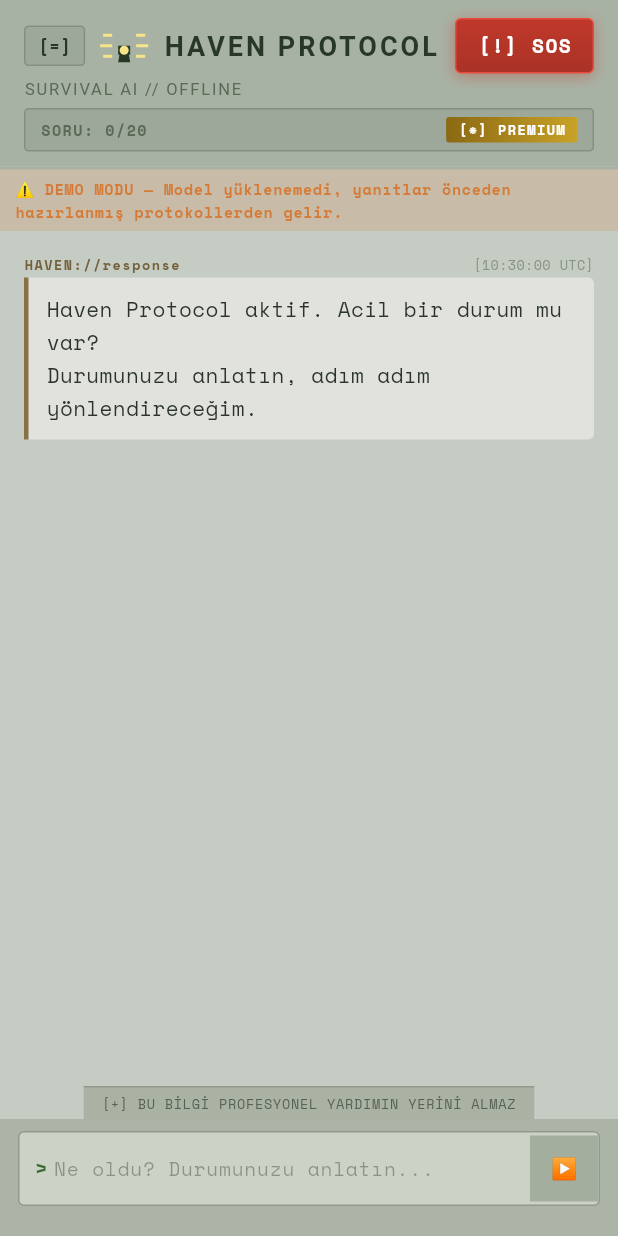
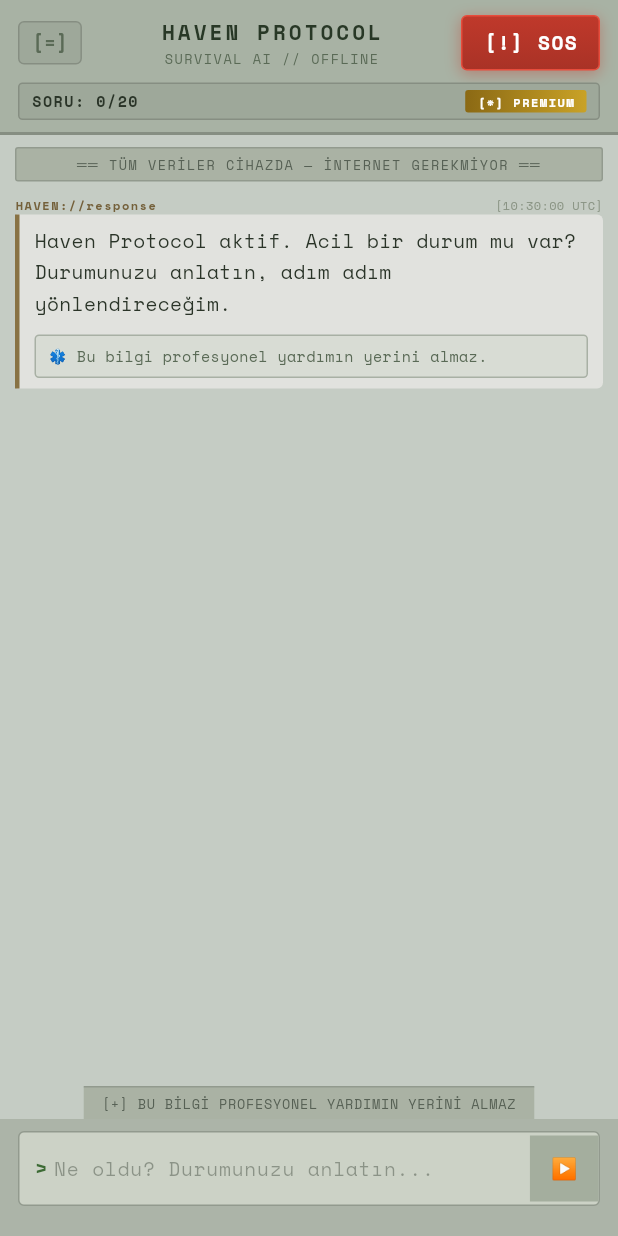
Before and after one commit to ocean1976/survival-sentinel, a Flutter app: the ChatScreen screen opened directly, on a phone screen of 412 x 824 dp. Run offline on Flutter 3.47's test engine with Material 3 defaults, Android fonts, the phone set to English and light mode, and no system bars; our stand-ins replace connectivity_plus, shared_preferences; missing offline and left inert: llama_cpp_dart; accounts and stored records are empty.

Commit message:
fix: Chat UI aligned to docs/chat_screen_design.jsx mockup
Two user complaints after the last build:
1. Default demo mode still showed a "Model yüklenemedi" banner, making
   the intended default look like a failure.
2. The chat layout didn't match the JSX mockups.

Changes:

- Mock banner now only appears when the user explicitly tried real AI
  and it failed (_mockFromFailure flag). Default mock launches look
  identical to a normal chat — no banner, no warning framing.

- Chat header rebuilt to match the mockup exactly:
  * Removed the lighthouse icon from the header (it was on the wrong
    screen — the mockup keeps only [=] + centered title + [!] SOS)
  * Title column is now centered with a tight 14px HAVEN PROTOCOL
    over 9px SURVIVAL AI // OFFLINE subtitle
  * Header has a 2px bottom border baked into the container so the
    separate divider widget is gone
  * [=] settings button is always visible (not hidden in bunker mode)

- Chat area gains an offline banner matching the JSX:
  "══ TÜM VERİLER CİHAZDA — İNTERNET GEREKMİYOR ══"
  rendered as the first list item so it scrolls with the history.

- Message labels tightened to 8px, timestamps 8px, body 13px with 1.6
  line-height — matches the JSX compact terminal vibe.

- StructuredResponse rewritten to match each section in the mockup:
  * ▲ ACİL EYLEM is now a padded tinted card (light #F5E8E4 / dark
    #1A0C08 bg with matching border), not just a left border
  * » PROTOKOL steps padded more tightly, 01./02./… prefix bold
  * Horizontal divider line inserted between PROTOKOL and KRİTİK
    when both exist
  * ◆ KRİTİK warnings padded similarly
  * Every AI message now ends with an inline disclaimer card
    (⚕️ Bu bilgi profesyonel yardımın yerini almaz) and a trailing
    █ cursor glyph, exactly as the mockup specifies
  * Plain-text AI responses also get the disclaimer appended

- Info bar simplified — SOS active state renders label+timer inline
  on a single Expanded row so the width doesn't collapse at small
  font sizes.

- Dead _buildDivider() and unused lighthouse import removed.

flutter analyze: No issues found.
APK: 178 MB, built.

Co-Authored-By: Claude Opus 4.6 (1M context) <noreply@anthropic.com>

```diff
--- a/lib/screens/chat_screen.dart
+++ b/lib/screens/chat_screen.dart
@@ -7,7 +7,6 @@ import '../utils/prompt_builder.dart';
 import '../utils/strings.dart';
 import '../utils/theme.dart';
 import '../widgets/crt_overlay.dart';
-import '../widgets/lighthouse_icon.dart';
 import '../widgets/sos_confirm_dialog.dart';
 import '../widgets/structured_response.dart';
 import '../widgets/typing_text.dart';
@@ -33,6 +32,7 @@ class _ChatScreenState extends State<ChatScreen> {
   bool _isLoading = false;
   bool _isModelLoaded = false;
   bool _mockMode = false;
+  bool _mockFromFailure = false; // true only if user tried real AI and it failed
   bool _crashLoopDetected = false;
   String? _initError;
   final List<ChatMessage> _messages = [];
@@ -105,6 +105,7 @@ class _ChatScreenState extends State<ChatScreen> {
       setState(() {
         _isLoading = false;
         _initError = e.toString();
+        _mockFromFailure = true;
       });
     }
   }
@@ -306,8 +307,7 @@ class _ChatScreenState extends State<ChatScreen> {
                   child: Column(
                     children: [
                       _buildHeader(),
-                      _buildDivider(),
-                      if (_mockMode) _buildMockBanner(),
+                      if (_mockMode && _mockFromFailure) _buildMockBanner(),
                       Expanded(
                         child: _isModelLoaded
                             ? _buildChatArea()
@@ -458,19 +458,45 @@ class _ChatScreenState extends State<ChatScreen> {
       color: _theme.background,
       child: ListView.builder(
         controller: _scrollController,
-        padding: const EdgeInsets.all(16),
-        itemCount: _messages.length + (_isLoading ? 1 : 0),
+        padding: const EdgeInsets.fromLTRB(10, 8, 10, 10),
+        itemCount: _messages.length + (_isLoading ? 1 : 0) + 1,
         itemBuilder: (context, index) {
-          if (index == _messages.length) return _buildTypingIndicator();
-          final message = _messages[index];
+          if (index == 0) return _buildOfflineBanner();
+          final adjusted = index - 1;
+          if (adjusted == _messages.length) return _buildTypingIndicator();
+          final message = _messages[adjusted];
           return Padding(
-            key: ValueKey('msg_$index'),
-            padding: const EdgeInsets.only(bottom: 16),
+            key: ValueKey('msg_$adjusted'),
+            padding: const EdgeInsets.only(bottom: 10),
             child: message.isUser
                 ? _buildUserMessage(message)
                 : _buildAIResponse(message),
           );
         },
+      ),
+    );
+  }
+
+  Widget _buildOfflineBanner() {
+    return Padding(
+      padding: const EdgeInsets.only(bottom: 10),
+      child: Container(
+        width: double.infinity,
+        padding: const EdgeInsets.symmetric(horizontal: 8, vertical: 4),
+        decoration: BoxDecoration(
+          color: _theme.disclaimerBg,
+          border: Border.all(color: _theme.disclaimerBorder),
+          borderRadius: BorderRadius.circular(2),
+        ),
+        child: Text(
+          '══ TÜM VERİLER CİHAZDA — İNTERNET GEREKMİYOR ══',
+          textAlign: TextAlign.center,
+          style: TextStyle(
+            color: _theme.disclaimerText,
+            fontSize: 9,
+            letterSpacing: 1,
+          ),
+        ),
       ),
     );
   }
@@ -505,14 +531,19 @@ class _ChatScreenState extends State<ChatScreen> {
   Widget _buildHeader() {
     return AnimatedContainer(
       duration: _modeTransition,
+      decoration: BoxDecoration(
         color: _theme.headerBg,
-      padding: const EdgeInsets.fromLTRB(16, 12, 16, 10),
+        border: Border(
+          bottom: BorderSide(color: _theme.headerBorder, width: 2),
+        ),
+      ),
+      padding: const EdgeInsets.fromLTRB(12, 10, 12, 8),
       child: Column(
         crossAxisAlignment: CrossAxisAlignment.start,
         children: [
           Row(
+            crossAxisAlignment: CrossAxisAlignment.center,
             children: [
-              if (!_isBunker)
               GestureDetector(
                 onTap: _openSettings,
                 child: Container(
@@ -521,49 +552,49 @@ class _ChatScreenState extends State<ChatScreen> {
                   decoration: BoxDecoration(
                     color: _theme.surface,
                     border: Border.all(color: _theme.headerBorder),
-                      borderRadius: BorderRadius.circular(3),
+                    borderRadius: BorderRadius.circular(4),
                   ),
                   child: Text(
                     '[=]',
                     style: TextStyle(
-                        color: _theme.primary,
-                        fontSize: 12,
+                      color: _theme.textMuted,
+                      fontSize: 13,
                       fontWeight: FontWeight.bold,
                     ),
                   ),
                 ),
               ),
-              if (!_isBunker) const SizedBox(width: 10),
-              LighthouseIcon(color: _theme.primary),
-              const SizedBox(width: 10),
               Expanded(
-                child: AnimatedDefaultTextStyle(
-                  duration: _modeTransition,
+                child: Column(
+                  crossAxisAlignment: CrossAxisAlignment.center,
+                  children: [
+                    Text(
+                      'HAVEN PROTOCOL',
                       style: TextStyle(
-                    fontSize: 18,
+                        fontSize: 14,
                         fontWeight: FontWeight.bold,
                         color: _theme.primary,
                         letterSpacing: 2,
                       ),
-                  child: const Text('HAVEN PROTOCOL'),
+                    ),
+                    const SizedBox(height: 1),
+                    Text(
+                      _isBunker
+                          ? S.current.appTaglineSosActive
+                          : S.current.appTagline,
+                      style: TextStyle(
+                        fontSize: 9,
+                        color: _theme.primaryDim,
+                        letterSpacing: 1,
+                      ),
+                    ),
+                  ],
                 ),
               ),
               _buildSOSButton(),
             ],
           ),
-          const SizedBox(height: 4),
-          AnimatedDefaultTextStyle(
-            duration: _modeTransition,
-            style: TextStyle(
-              fontSize: 11,
-              color: _theme.primaryDim,
-              letterSpacing: 1.2,
-            ),
-            child: Text(_isBunker
-                ? S.current.appTaglineSosActive
-                : S.current.appTagline),
-          ),
-          const SizedBox(height: 6),
+          const SizedBox(height: 8),
           _buildInfoBar(),
         ],
       ),
@@ -572,7 +603,7 @@ class _ChatScreenState extends State<ChatScreen> {
 
   Widget _buildInfoBar() {
     return Container(
-      padding: const EdgeInsets.symmetric(horizontal: 10, vertical: 5),
+      padding: const EdgeInsets.symmetric(horizontal: 8, vertical: 4),
       decoration: BoxDecoration(
         color: _theme.surface,
         border: Border.all(color: _theme.headerBorder),
@@ -583,22 +614,13 @@ class _ChatScreenState extends State<ChatScreen> {
           if (_sosActive) ...[
             Expanded(
               child: Text(
-                S.current.sosActiveLabel,
+                '${S.current.sosActiveLabel}  ${_formatDuration(_sosRemaining)}',
                 style: TextStyle(
-                  color: _theme.primary,
+                  color: _theme.urgent,
                   fontSize: 10,
                   fontWeight: FontWeight.bold,
                   letterSpacing: 1,
                 ),
-              ),
-            ),
-            Text(
-              _formatDuration(_sosRemaining),
-              style: TextStyle(
-                color: _theme.critical,
-                fontSize: 10,
-                fontWeight: FontWeight.bold,
-                letterSpacing: 1,
               ),
             ),
           ] else ...[
@@ -611,7 +633,7 @@ class _ChatScreenState extends State<ChatScreen> {
                         'total': UsageService.dailyLimit.toString(),
                       }),
                 style: TextStyle(
-                  color: _theme.textMuted,
+                  color: _theme.textPrimary,
                   fontSize: 10,
                   fontWeight: FontWeight.bold,
                   letterSpacing: 1,
@@ -624,6 +646,8 @@ class _ChatScreenState extends State<ChatScreen> {
                     const EdgeInsets.symmetric(horizontal: 8, vertical: 2),
                 decoration: BoxDecoration(
                   gradient: const LinearGradient(
+                    begin: Alignment.centerLeft,
+                    end: Alignment.centerRight,
                     colors: [Color(0xFF8B6914), Color(0xFFC9A227)],
                   ),
                   borderRadius: BorderRadius.circular(2),
@@ -632,7 +656,7 @@ class _ChatScreenState extends State<ChatScreen> {
                   S.current.premiumBadge,
                   style: const TextStyle(
                     color: Colors.white,
-                    fontSize: 9,
+                    fontSize: 8,
                     fontWeight: FontWeight.bold,
                     letterSpacing: 1,
                   ),
@@ -679,14 +703,6 @@ class _ChatScreenState extends State<ChatScreen> {
     );
   }
 
-  Widget _buildDivider() {
-    return AnimatedContainer(
-      duration: _modeTransition,
-      height: 2,
-      color: _theme.divider,
-    );
-  }
-
   Widget _buildUserMessage(ChatMessage message) {
     final timestamp = _formatTime(message.timestamp);
     return Column(
@@ -698,7 +714,7 @@ class _ChatScreenState extends State<ChatScreen> {
             Text(
               S.current.userLabel,
               style: TextStyle(
-                fontSize: 9,
+                fontSize: 8,
                 color: _theme.userLabel,
                 fontWeight: FontWeight.bold,
                 letterSpacing: 1,
@@ -706,14 +722,14 @@ class _ChatScreenState extends State<ChatScreen> {
             ),
             Text(
               '[$timestamp UTC]',
-              style: TextStyle(fontSize: 9, color: _theme.textSubtle),
+              style: TextStyle(fontSize: 8, color: _theme.textSubtle),
             ),
           ],
         ),
-        const SizedBox(height: 2),
+        const SizedBox(height: 1),
         Container(
           width: double.infinity,
-          padding: const EdgeInsets.fromLTRB(12, 10, 12, 10),
+          padding: const EdgeInsets.fromLTRB(10, 7, 10, 7),
           decoration: BoxDecoration(
             color: _theme.userBg,
             border: Border(
@@ -728,8 +744,8 @@ class _ChatScreenState extends State<ChatScreen> {
             message.text,
             style: TextStyle(
               color: _theme.messageText,
-              fontSize: 14,
-              height: 1.5,
+              fontSize: 13,
+              height: 1.55,
             ),
           ),
         ),
@@ -741,8 +757,8 @@ class _ChatScreenState extends State<ChatScreen> {
     final timestamp = _formatTime(message.timestamp);
     final textStyle = TextStyle(
       color: _theme.messageText,
-      fontSize: 14,
-      height: 1.55,
+      fontSize: 13,
+      height: 1.6,
     );
     return Column(
       crossAxisAlignment: CrossAxisAlignment.start,
@@ -753,7 +769,7 @@ class _ChatScreenState extends State<ChatScreen> {
             Text(
               S.current.aiLabel,
               style: TextStyle(
-                fontSize: 9,
+                fontSize: 8,
                 color: _theme.aiLabel,
                 fontWeight: FontWeight.bold,
                 letterSpacing: 1,
@@ -761,14 +777,14 @@ class _ChatScreenState extends State<ChatScreen> {
             ),
             Text(
               '[$timestamp UTC]',
-              style: TextStyle(fontSize: 9, color: _theme.textSubtle),
+              style: TextStyle(fontSize: 8, color: _theme.textSubtle),
             ),
           ],
         ),
-        const SizedBox(height: 2),
+        const SizedBox(height: 1),
         Container(
           width: double.infinity,
-          padding: const EdgeInsets.fromLTRB(12, 10, 12, 10),
+          padding: const EdgeInsets.fromLTRB(10, 7, 10, 7),
           decoration: BoxDecoration(
             color: _theme.aiBg,
             border: Border(
--- a/lib/widgets/structured_response.dart
+++ b/lib/widgets/structured_response.dart
@@ -2,6 +2,10 @@ import 'package:flutter/material.dart';
 import '../models/parsed_response.dart';
 import '../utils/theme.dart';
 
+/// Rendering aligned to docs/chat_screen_design.jsx — §ACİL EYLEM block
+/// is a padded tinted card, §PROTOKOL/KRİTİK have a divider between them,
+/// every AI message closes with an inline disclaimer card + blinking-like
+/// cursor glyph.
 class StructuredResponse extends StatelessWidget {
   final String text;
   final HavenTheme theme;
@@ -12,31 +16,59 @@ class StructuredResponse extends StatelessWidget {
     required this.theme,
   });
 
+  bool get _isBunker => theme.mode == HavenMode.bunker;
+
   @override
   Widget build(BuildContext context) {
     final parsed = ParsedResponse.parse(text);
 
     if (!parsed.hasStructure) {
-      return Text(
-        text,
-        style: TextStyle(
-          color: theme.messageText,
-          fontSize: 14,
-          height: 1.55,
-        ),
+      return Column(
+        crossAxisAlignment: CrossAxisAlignment.start,
+        children: [
+          Text(text, style: _bodyStyle),
+          const SizedBox(height: 10),
+          _inlineDisclaimer(),
+        ],
       );
     }
 
+    final widgets = <Widget>[];
+    for (int i = 0; i < parsed.blocks.length; i++) {
+      final block = parsed.blocks[i];
+      widgets.add(_blockWidget(block));
+
+      // Divider between PROTOKOL and KRİTİK blocks
+      if (i + 1 < parsed.blocks.length) {
+        final next = parsed.blocks[i + 1];
+        final needsDivider = block.kind == BlockKind.protocol &&
+            next.kind == BlockKind.critical;
+        widgets.add(SizedBox(height: needsDivider ? 10 : 8));
+        if (needsDivider) {
+          widgets.add(Container(
+            height: 1,
+            color: theme.divider,
+            margin: const EdgeInsets.only(bottom: 10),
+          ));
+        }
+      }
+    }
+    widgets.add(const SizedBox(height: 10));
+    widgets.add(_inlineDisclaimer());
+    widgets.add(const SizedBox(height: 2));
+    widgets.add(Text('█', style: TextStyle(color: theme.cursor, fontSize: 13)));
+
     return Column(
       crossAxisAlignment: CrossAxisAlignment.start,
-      children: [
-        for (int i = 0; i < parsed.blocks.length; i++) ...[
-          _blockWidget(parsed.blocks[i]),
-          if (i < parsed.blocks.length - 1) const SizedBox(height: 10),
-        ],
-      ],
+      children: widgets,
     );
   }
+
+  TextStyle get _bodyStyle => TextStyle(
+        color: theme.messageText,
+        fontSize: 13,
+        height: 1.6,
+      );
 
   Widget _blockWidget(ResponseBlock block) {
     switch (block.kind) {
@@ -47,29 +79,30 @@ class StructuredResponse extends StatelessWidget {
       case BlockKind.critical:
         return _critical(block as CriticalBlock);
       case BlockKind.plain:
-        return _plain(block as PlainBlock);
+        return Text((block as PlainBlock).text, style: _bodyStyle);
     }
   }
 
   Widget _urgent(UrgentBlock block) {
+    final bg = _isBunker
+        ? const Color(0xFF1A0C08)
+        : const Color(0xFFF5E8E4);
+    final border = _isBunker
+        ? const Color(0xFF3A1818)
+        : const Color(0xFFE8C8C0);
     return Container(
       width: double.infinity,
-      padding: const EdgeInsets.fromLTRB(10, 8, 10, 8),
+      padding: const EdgeInsets.fromLTRB(10, 8, 10, 9),
       decoration: BoxDecoration(
-        color: theme.urgent.withValues(alpha: 0.12),
-        border: Border(
-          left: BorderSide(color: theme.urgent, width: 3),
-        ),
-        borderRadius: const BorderRadius.only(
-          topRight: Radius.circular(3),
-          bottomRight: Radius.circular(3),
-        ),
+        color: bg,
+        border: Border.all(color: border),
+        borderRadius: BorderRadius.circular(4),
       ),
       child: Column(
         crossAxisAlignment: CrossAxisAlignment.start,
         children: [
           Text(
-            '▲ ACİL',
+            '▲ ACİL EYLEM',
             style: TextStyle(
               color: theme.urgent,
               fontSize: 13,
@@ -80,12 +113,7 @@ class StructuredResponse extends StatelessWidget {
           const SizedBox(height: 4),
           Text(
             block.text,
-            style: TextStyle(
-              color: theme.messageText,
-              fontSize: 14,
-              height: 1.5,
-              fontWeight: FontWeight.w600,
-            ),
+            style: _bodyStyle.copyWith(fontWeight: FontWeight.w600),
           ),
         ],
       ),
@@ -108,7 +136,7 @@ class StructuredResponse extends StatelessWidget {
         const SizedBox(height: 4),
         for (int i = 0; i < block.steps.length; i++)
           Padding(
-            padding: const EdgeInsets.only(bottom: 3, left: 4),
+            padding: const EdgeInsets.only(bottom: 3, left: 2),
             child: Row(
               crossAxisAlignment: CrossAxisAlignment.start,
               children: [
@@ -116,21 +144,14 @@ class StructuredResponse extends StatelessWidget {
                   '${(i + 1).toString().padLeft(2, '0')}.',
                   style: TextStyle(
                     color: theme.protocol,
-                    fontSize: 14,
+                    fontSize: 13,
                     fontWeight: FontWeight.bold,
-                    height: 1.5,
+                    height: 1.6,
                   ),
                 ),
                 const SizedBox(width: 6),
                 Expanded(
-                  child: Text(
-                    block.steps[i],
-                    style: TextStyle(
-                      color: theme.messageText,
-                      fontSize: 14,
-                      height: 1.5,
-                    ),
-                  ),
+                  child: Text(block.steps[i], style: _bodyStyle),
                 ),
               ],
             ),
@@ -155,7 +176,7 @@ class StructuredResponse extends StatelessWidget {
         const SizedBox(height: 4),
         for (final warning in block.warnings)
           Padding(
-            padding: const EdgeInsets.only(bottom: 3, left: 4),
+            padding: const EdgeInsets.only(bottom: 3, left: 2),
             child: Row(
               crossAxisAlignment: CrossAxisAlignment.start,
               children: [
@@ -163,21 +184,14 @@ class StructuredResponse extends StatelessWidget {
                   '—',
                   style: TextStyle(
                     color: theme.critical,
-                    fontSize: 14,
+                    fontSize: 13,
                     fontWeight: FontWeight.bold,
-                    height: 1.5,
+                    height: 1.6,
                   ),
                 ),
                 const SizedBox(width: 6),
                 Expanded(
-                  child: Text(
-                    warning,
-                    style: TextStyle(
-                      color: theme.messageText,
-                      fontSize: 14,
-                      height: 1.5,
-                    ),
-                  ),
+                  child: Text(warning, style: _bodyStyle),
                 ),
               ],
             ),
@@ -186,13 +200,24 @@ class StructuredResponse extends StatelessWidget {
     );
   }
 
-  Widget _plain(PlainBlock block) {
-    return Text(
-      block.text,
-      style: TextStyle(
-        color: theme.messageText,
-        fontSize: 14,
-        height: 1.55,
+  Widget _inlineDisclaimer() {
+    final bg = _isBunker
+        ? const Color(0xFF0A0C06)
+        : const Color(0xFFD8DCD4);
+    return Container(
+      width: double.infinity,
+      padding: const EdgeInsets.symmetric(horizontal: 8, vertical: 6),
+      decoration: BoxDecoration(
+        color: bg,
+        border: Border.all(color: theme.divider),
+        borderRadius: BorderRadius.circular(3),
+      ),
+      child: Text(
+        '⚕️ Bu bilgi profesyonel yardımın yerini almaz.',
+        style: TextStyle(
+          color: theme.textMuted,
+          fontSize: 10,
+        ),
       ),
     );
   }
```
Lines whose indentation alone changed are shown as unchanged.
